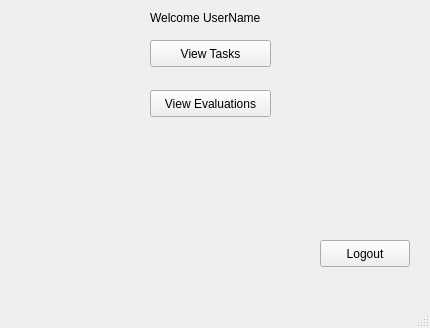
Old version of the form TAEvalClientPhase2/taview.ui in the repository Ottawagunner/Comp3004-TAEval.
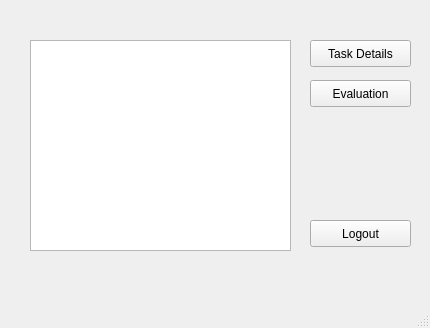
New version of the form.

What changed in the file:
```diff
--- a/TAEvalClientPhase2/taview.ui
+++ b/TAEvalClientPhase2/taview.ui
@@ -24,41 +24,41 @@
      </rect>
     </property>
     <property name="text">
-     <string>Welcome UserName</string>
+     <string/>
     </property>
    </widget>
    <widget class="QPushButton" name="ViewTaskButton">
     <property name="geometry">
      <rect>
-      <x>150</x>
+      <x>310</x>
       <y>40</y>
-      <width>121</width>
+      <width>101</width>
       <height>27</height>
      </rect>
     </property>
     <property name="text">
-     <string>View Tasks</string>
+     <string>Task Details</string>
     </property>
    </widget>
    <widget class="QPushButton" name="ViewEvalButton">
     <property name="geometry">
      <rect>
-      <x>150</x>
-      <y>90</y>
-      <width>121</width>
+      <x>310</x>
+      <y>80</y>
+      <width>101</width>
       <height>27</height>
      </rect>
     </property>
     <property name="text">
-     <string>View Evaluations</string>
+     <string>Evaluation</string>
     </property>
    </widget>
    <widget class="QPushButton" name="logoutButton">
     <property name="geometry">
      <rect>
-      <x>320</x>
-      <y>240</y>
-      <width>90</width>
+      <x>310</x>
+      <y>220</y>
+      <width>101</width>
       <height>27</height>
      </rect>
     </property>
@@ -66,6 +66,16 @@
      <string>Logout</string>
     </property>
    </widget>
+   <widget class="QListWidget" name="taskList">
+    <property name="geometry">
+     <rect>
+      <x>30</x>
+      <y>40</y>
+      <width>261</width>
+      <height>211</height>
+     </rect>
+    </property>
+   </widget>
   </widget>
   <widget class="QMenuBar" name="menubar">
    <property name="geometry">
```
Left out of the diff: 2 changed lines with no effect on the pictures.
